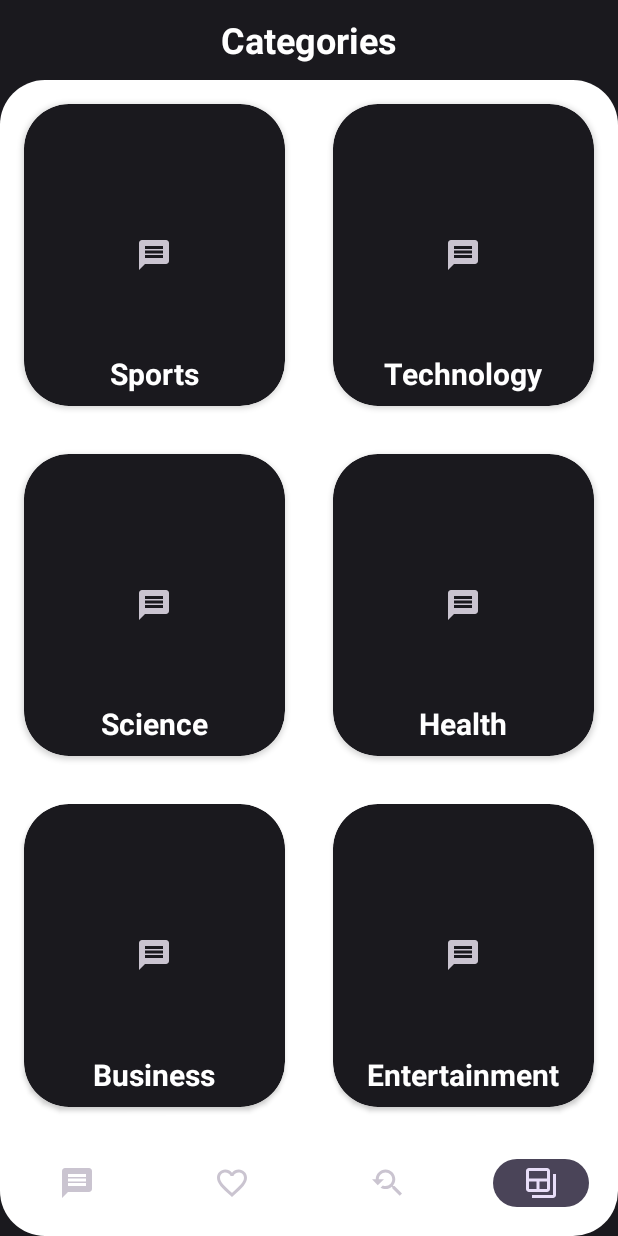
After one commit to ImrulAnwar/NewsApi, an Android app: the CategoriesFragment screen opened through its navigation route, on a phone screen of 412 x 824 dp. The commit adds this screen. Run offline under Robolectric (Android 15) with nearby library versions, the phone set to English and light mode, and no system bars; our stand-ins replace Room's generated code, navigation-ui; pictures from the network do not load.

Commit message:
Added another fragment

```diff
--- a/app/src/main/java/com/example/newsapi/ui/ArticleViewModel.kt
+++ b/app/src/main/java/com/example/newsapi/ui/ArticleViewModel.kt
@@ -23,6 +23,13 @@ import retrofit2.Response
 import java.io.IOException
 
 class ArticleViewModel(application: Application) : AndroidViewModel(application) {
+        private val breakingNews: MutableLiveData<Resource<NewsResponse>> = MutableLiveData()
+        var breakingNewsPage = 1
+        val searchNews: MutableLiveData<Resource<NewsResponse>> = MutableLiveData()
+        var searchNewsPage = 1
+        private var breakingNewsResponse: NewsResponse? = null
+        var searchNewsResponse: NewsResponse? = null
+
         private val articleRepository: ArticleRepository =
                 ArticleRepository(ArticleDatabase.getDatabase(application))
 
@@ -41,13 +48,6 @@ class ArticleViewModel(application: Application) : AndroidViewModel(application)
         fun getSavedArticles(): LiveData<List<Article>> {
                 return articleRepository.getSavedArticles()
         }
-
-        private val breakingNews: MutableLiveData<Resource<NewsResponse>> = MutableLiveData()
-        var breakingNewsPage = 1
-        val searchNews: MutableLiveData<Resource<NewsResponse>> = MutableLiveData()
-        var searchNewsPage = 1
-        private var breakingNewsResponse: NewsResponse? = null
-        var searchNewsResponse: NewsResponse? = null
 
 
         fun getBreakingNews(countryCode: String = "us"): LiveData<Resource<NewsResponse>> {
@@ -149,11 +149,7 @@ class ArticleViewModel(application: Application) : AndroidViewModel(application)
                 breakingNews.postValue(Resource.Loading())
                 try {
                         if (hasInternetConnection()) {
-                                val response =
-                                        articleRepository.getBreakingNews(
-                                                countryCode,
-                                                breakingNewsPage
-                                        )
+                                val response = articleRepository.getBreakingNews(countryCode, breakingNewsPage)
                                 breakingNews.postValue(handleBreakingNewsResponse(response))
                         } else {
                                 breakingNews.postValue(Resource.Error("No Internet Connection"))
--- a/app/src/main/java/com/example/newsapi/ui/fragments/BreakingNewsFragment.kt
+++ b/app/src/main/java/com/example/newsapi/ui/fragments/BreakingNewsFragment.kt
@@ -33,14 +33,12 @@ class BreakingNewsFragment : Fragment() {
         ): View? {
                 val view = inflater.inflate(R.layout.fragment_breaking_news, container, false)
                 val recyclerView = view.rvBreakingNews
+                mViewModel = ViewModelProvider(this)[ArticleViewModel::class.java]
                 adapter = ArticleListAdapter(TAG)
                 recyclerView.adapter = adapter
                 recyclerView.layoutManager = LinearLayoutManager(requireContext())
                 recyclerView.addOnScrollListener(object : RecyclerView.OnScrollListener() {
-                        override fun onScrollStateChanged(
-                                recyclerView: RecyclerView,
-                                newState: Int
-                        ) {
+                        override fun onScrollStateChanged(recyclerView: RecyclerView, newState: Int) {
                                 super.onScrollStateChanged(recyclerView, newState)
                                 if (newState == AbsListView.OnScrollListener.SCROLL_STATE_TOUCH_SCROLL) {
                                         isScrolling = true
@@ -62,7 +60,6 @@ class BreakingNewsFragment : Fragment() {
                         }
                 })
 
-                mViewModel = ViewModelProvider(this)[ArticleViewModel::class.java]
                 mViewModel.getBreakingNews().observe(viewLifecycleOwner) { response ->
                         when (response) {
                                 is Resource.Success -> {
@@ -70,10 +67,8 @@ class BreakingNewsFragment : Fragment() {
                                         response.data?.let { newsResponse ->
 //                                                adapter.differ.submitList(newsResponse.articles)
                                                 adapter.setData(newsResponse.articles.toList())
-                                                val totalPages =
-                                                        newsResponse.totalResults / QUERY_PAGE_SIZE + 2
-                                                isLastPage =
-                                                        mViewModel.breakingNewsPage == totalPages
+                                                val totalPages = newsResponse.totalResults / QUERY_PAGE_SIZE + 2
+                                                isLastPage = mViewModel.breakingNewsPage == totalPages
                                         }
                                 }
                                 is Resource.Error -> {
--- /dev/null
+++ b/app/src/main/java/com/example/newsapi/ui/fragments/CategoriesFragment.kt
@@ -0,0 +1,20 @@
+package com.example.newsapi.ui.fragments
+
+import android.os.Bundle
+import androidx.fragment.app.Fragment
+import android.view.LayoutInflater
+import android.view.View
+import android.view.ViewGroup
+import com.example.newsapi.R
+
+class CategoriesFragment : Fragment() {
+        override fun onCreateView(
+                inflater: LayoutInflater, container: ViewGroup?,
+                savedInstanceState: Bundle?
+        ): View? {
+                // Inflate the layout for this fragment
+                val view = inflater.inflate(R.layout.fragment_categories, container, false)
+
+                return view
+        }
+}
--- /dev/null
+++ b/app/src/main/res/drawable/categories.xml
@@ -0,0 +1,13 @@
+<vector xmlns:android="http://schemas.android.com/apk/res/android"
+    android:width="24dp"
+    android:height="24dp"
+    android:viewportWidth="24"
+    android:viewportHeight="24"
+    android:tint="?attr/colorControlNormal">
+  <path
+      android:fillColor="@android:color/white"
+      android:pathData="M20,6v14H6v2h14c1.1,0 2,-0.9 2,-2V6H20z"/>
+  <path
+      android:fillColor="@android:color/white"
+      android:pathData="M16,2H4C2.9,2 2,2.9 2,4v12c0,1.1 0.9,2 2,2h12c1.1,0 2,-0.9 2,-2V4C18,2.9 17.1,2 16,2zM9,16H4v-5h5V16zM16,16h-5v-5h5V16zM16,9H4V4h12V9z"/>
+</vector>
--- /dev/null
+++ b/app/src/main/res/layout/fragment_categories.xml
@@ -0,0 +1,213 @@
+<?xml version="1.0" encoding="utf-8"?>
+<androidx.constraintlayout.widget.ConstraintLayout xmlns:android="http://schemas.android.com/apk/res/android"
+        xmlns:app="http://schemas.android.com/apk/res-auto"
+        xmlns:tools="http://schemas.android.com/tools"
+        android:layout_width="match_parent"
+        android:layout_height="match_parent"
+        android:background="#1A191E"
+        tools:context=".ui.fragments.CategoriesFragment">
+
+    <TextView
+            android:text="@string/categories"
+            android:layout_width="0dp"
+            android:layout_height="53dp"
+            android:background="#1A191E"
+            android:textStyle="bold"
+            app:layout_constraintStart_toStartOf="parent"
+            app:layout_constraintEnd_toEndOf="parent"
+            android:id="@+id/textView"
+            android:textColor="@color/white"
+            android:textAlignment="center"
+            app:layout_constraintTop_toTopOf="parent"
+            android:textSize="24sp"
+            android:gravity="center" />
+
+    <LinearLayout
+            android:orientation="vertical"
+            android:layout_width="0dp"
+            android:layout_height="0dp"
+            app:layout_constraintStart_toStartOf="parent"
+            app:layout_constraintHorizontal_bias="0.5"
+            app:layout_constraintEnd_toEndOf="parent"
+            app:layout_constraintBottom_toBottomOf="parent"
+            app:layout_constraintTop_toBottomOf="@+id/textView"
+            android:background="@drawable/background">
+
+        <LinearLayout
+                android:orientation="horizontal"
+                android:layout_width="match_parent"
+                android:layout_height="0dp"
+                android:layout_weight="1">
+
+            <androidx.cardview.widget.CardView
+                    android:layout_width="match_parent"
+                    android:layout_height="match_parent"
+                    android:layout_weight="1"
+                    android:layout_margin="16dp"
+                    android:backgroundTint="#1A191E"
+                    app:cardCornerRadius="30dp">
+
+                <TextView
+                        android:text="@string/sports"
+                        android:layout_width="wrap_content"
+                        android:layout_height="wrap_content"
+                        android:layout_gravity="bottom|center_horizontal"
+                        android:textStyle="bold"
+                        android:textColor="@color/white"
+                        android:textSize="20sp"
+                        android:layout_margin="8dp" />
+
+                <ImageView
+                        android:src="@drawable/breaking_news"
+                        android:layout_width="wrap_content"
+                        android:layout_height="wrap_content"
+                        android:layout_gravity="center" />
+            </androidx.cardview.widget.CardView>
+
+            <androidx.cardview.widget.CardView
+                    android:layout_width="match_parent"
+                    android:layout_height="match_parent"
+                    android:layout_weight="1"
+                    android:layout_margin="16dp"
+                    android:backgroundTint="#1A191E"
+                    app:cardCornerRadius="30dp">
+
+                <TextView
+                        android:text="@string/technology"
+                        android:layout_width="wrap_content"
+                        android:layout_height="wrap_content"
+                        android:layout_gravity="bottom|center_horizontal"
+                        android:textStyle="bold"
+                        android:textColor="@color/white"
+                        android:textSize="20sp"
+                        android:layout_margin="8dp" />
+
+                <ImageView
+                        android:src="@drawable/breaking_news"
+                        android:layout_width="wrap_content"
+                        android:layout_height="wrap_content"
+                        android:layout_gravity="center" />
+            </androidx.cardview.widget.CardView>
+
+        </LinearLayout>
+
+        <LinearLayout
+                android:orientation="horizontal"
+                android:layout_width="match_parent"
+                android:layout_height="0dp"
+                android:layout_weight="1">
+
+            <androidx.cardview.widget.CardView
+                    android:layout_width="match_parent"
+                    android:layout_height="match_parent"
+                    android:layout_weight="1"
+                    android:layout_margin="16dp"
+                    android:backgroundTint="#1A191E"
+                    app:cardCornerRadius="30dp">
+
+                <TextView
+                        android:text="@string/science"
+                        android:layout_width="wrap_content"
+                        android:layout_height="wrap_content"
+                        android:layout_gravity="bottom|center_horizontal"
+                        android:textStyle="bold"
+                        android:textColor="@color/white"
+                        android:textSize="20sp"
+                        android:layout_margin="8dp" />
+
+                <ImageView
+                        android:src="@drawable/breaking_news"
+                        android:layout_width="wrap_content"
+                        android:layout_height="wrap_content"
+                        android:layout_gravity="center" />
+            </androidx.cardview.widget.CardView>
+
+            <androidx.cardview.widget.CardView
+                    android:layout_width="match_parent"
+                    android:layout_height="match_parent"
+                    android:layout_weight="1"
+                    android:layout_margin="16dp"
+                    android:backgroundTint="#1A191E"
+                    app:cardCornerRadius="30dp">
+
+                <TextView
+                        android:text="@string/health"
+                        android:layout_width="wrap_content"
+                        android:layout_height="wrap_content"
+                        android:layout_gravity="bottom|center_horizontal"
+                        android:textStyle="bold"
+                        android:textColor="@color/white"
+                        android:textSize="20sp"
+                        android:layout_margin="8dp" />
+
+                <ImageView
+                        android:src="@drawable/breaking_news"
+                        android:layout_width="wrap_content"
+                        android:layout_height="wrap_content"
+                        android:layout_gravity="center" />
+            </androidx.cardview.widget.CardView>
+
+        </LinearLayout>
+
+        <LinearLayout
+                android:orientation="horizontal"
+                android:layout_width="match_parent"
+                android:layout_height="0dp"
+                android:layout_weight="1">
+
+            <androidx.cardview.widget.CardView
+                    android:layout_width="match_parent"
+                    android:layout_height="match_parent"
+                    android:layout_weight="1"
+                    android:layout_margin="16dp"
+                    android:backgroundTint="#1A191E"
+                    app:cardCornerRadius="30dp">
+
+                <TextView
+                        android:text="@string/business"
+                        android:layout_width="wrap_content"
+                        android:layout_height="wrap_content"
+                        android:layout_gravity="bottom|center_horizontal"
+                        android:textStyle="bold"
+                        android:textColor="@color/white"
+                        android:textSize="20sp"
+                        android:layout_margin="8dp" />
+
+                <ImageView
+                        android:src="@drawable/breaking_news"
+                        android:layout_width="wrap_content"
+                        android:layout_height="wrap_content"
+                        android:layout_gravity="center" />
+            </androidx.cardview.widget.CardView>
+
+            <androidx.cardview.widget.CardView
+                    android:layout_width="match_parent"
+                    android:layout_height="match_parent"
+                    android:layout_weight="1"
+                    android:layout_margin="16dp"
+                    android:backgroundTint="#1A191E"
+                    app:cardCornerRadius="30dp">
+
+                <TextView
+                        android:text="@string/entertainment"
+                        android:layout_width="wrap_content"
+                        android:layout_height="wrap_content"
+                        android:layout_gravity="bottom|center_horizontal"
+                        android:textStyle="bold"
+                        android:textColor="@color/white"
+                        android:textSize="20sp"
+                        android:layout_margin="8dp" />
+
+                <ImageView
+                        android:src="@drawable/breaking_news"
+                        android:layout_width="wrap_content"
+                        android:layout_height="wrap_content"
+                        android:layout_gravity="center" />
+            </androidx.cardview.widget.CardView>
+
+        </LinearLayout>
+
+    </LinearLayout>
+
+
+</androidx.constraintlayout.widget.ConstraintLayout>
--- a/app/src/main/res/menu/bottom_navigation_menu.xml
+++ b/app/src/main/res/menu/bottom_navigation_menu.xml
@@ -14,4 +14,8 @@
             android:title="@string/search"
             android:icon="@drawable/search"
             android:id="@+id/searchNewsFragment" />
+    <item
+            android:title="@string/categories"
+            android:icon="@drawable/categories"
+            android:id="@+id/categoriesFragment" />
 </menu>
--- a/app/src/main/res/navigation/news_nav_graph.xml
+++ b/app/src/main/res/navigation/news_nav_graph.xml
@@ -41,4 +41,9 @@
                 android:name="article"
                 app:argType="com.example.newsapi.db.Entities.Article" />
     </fragment>
+    <fragment
+            android:id="@+id/categoriesFragment"
+            android:name="com.example.newsapi.ui.fragments.CategoriesFragment"
+            android:label="fragment_categories"
+            tools:layout="@layout/fragment_categories" />
 </navigation>
--- a/app/src/main/res/values/strings.xml
+++ b/app/src/main/res/values/strings.xml
@@ -7,4 +7,11 @@
     <string name="search">Search</string>
     <string name="favourite">Favourite</string>
     <string name="article">Article</string>
+    <string name="categories">Categories</string>
+    <string name="sports">Sports</string>
+    <string name="technology">Technology</string>
+    <string name="science">Science</string>
+    <string name="health">Health</string>
+    <string name="business">Business</string>
+    <string name="entertainment">Entertainment</string>
 </resources>
```
Also changed, not shown: 165 other files.
